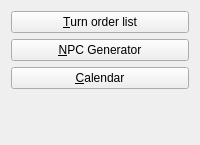
Old version of the form UI/MainWidget.ui in the repository andreassch/RPGAssistant.
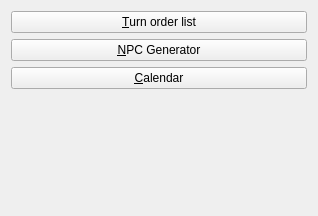
New version of the form. Icons and pictures are not drawn.

```diff
--- a/UI/MainWidget.ui
+++ b/UI/MainWidget.ui
@@ -6,8 +6,8 @@
    <rect>
     <x>0</x>
     <y>0</y>
-    <width>200</width>
-    <height>145</height>
+    <width>318</width>
+    <height>216</height>
    </rect>
   </property>
   <property name="windowTitle">
@@ -35,11 +35,30 @@
      </property>
     </widget>
    </item>
+   <item>
+    <widget class="QLabel" name="labelTdeLogo">
+     <property name="text">
+      <string/>
+     </property>
+     <property name="pixmap">
+      <pixmap resource="../icons.qrc">:/Graphics/DSALogoFanprojekt-300x84.png</pixmap>
+     </property>
+     <property name="scaledContents">
+      <bool>false</bool>
+     </property>
+     <property name="alignment">
+      <set>Qt::AlignCenter</set>
+     </property>
+    </widget>
+   </item>
    <item>
     <widget class="QLabel" name="labelVersion">
      <property name="text">
       <string/>
      </property>
+     <property name="alignment">
+      <set>Qt::AlignCenter</set>
+     </property>
     </widget>
    </item>
   </layout>
```
Left out of the diff: 8 changed lines with no effect on the pictures.
